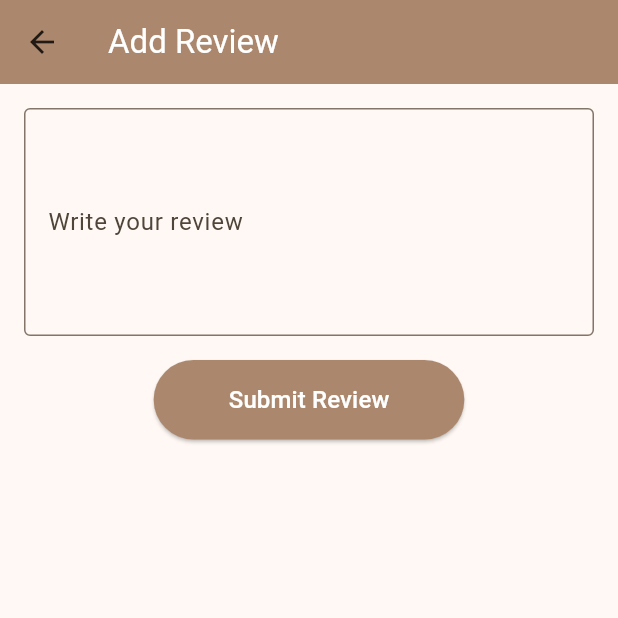
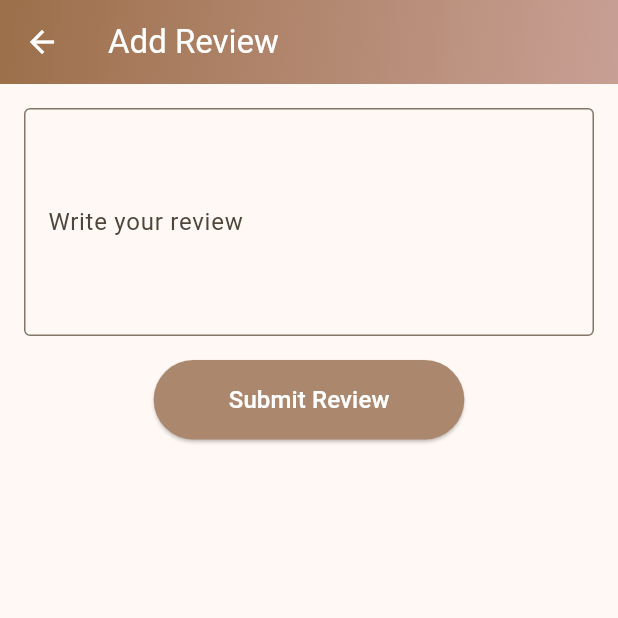
Before and after one commit to RasaJogja/RasaJogja-mobile, a Flutter app: the AddReviewPage screen opened directly with empty values, on a phone screen of 412 x 824 dp, the top half of it. Run offline on Flutter 3.47's test engine with Material 3 defaults, Android fonts, the light colour scheme and no system bars; our stand-ins replace shimmer; missing offline and left inert: pbp_django_auth.

Commit message:
last review last banget

```diff
--- a/rasajogja_mobile/lib/screens/review/add_review_page.dart
+++ b/rasajogja_mobile/lib/screens/review/add_review_page.dart
@@ -28,7 +28,16 @@ class _AddReviewPageState extends State<AddReviewPage> {
           'Add Review',
           style: TextStyle(color: Colors.white), // Warna teks putih
         ),
-        backgroundColor: const Color(0xFFAB886D),
+        flexibleSpace: Container(
+          decoration: const BoxDecoration(
+            gradient: LinearGradient(
+              colors: [Color(0xFF9C6F4A), Color(0xFFC89F94)],
+              begin: Alignment.topLeft,
+              end: Alignment.bottomRight,
+            ),
+          ),
+        ),
+        iconTheme: const IconThemeData(color: Colors.white),
       ),
       body: Form(
         key: _formKey,
```
